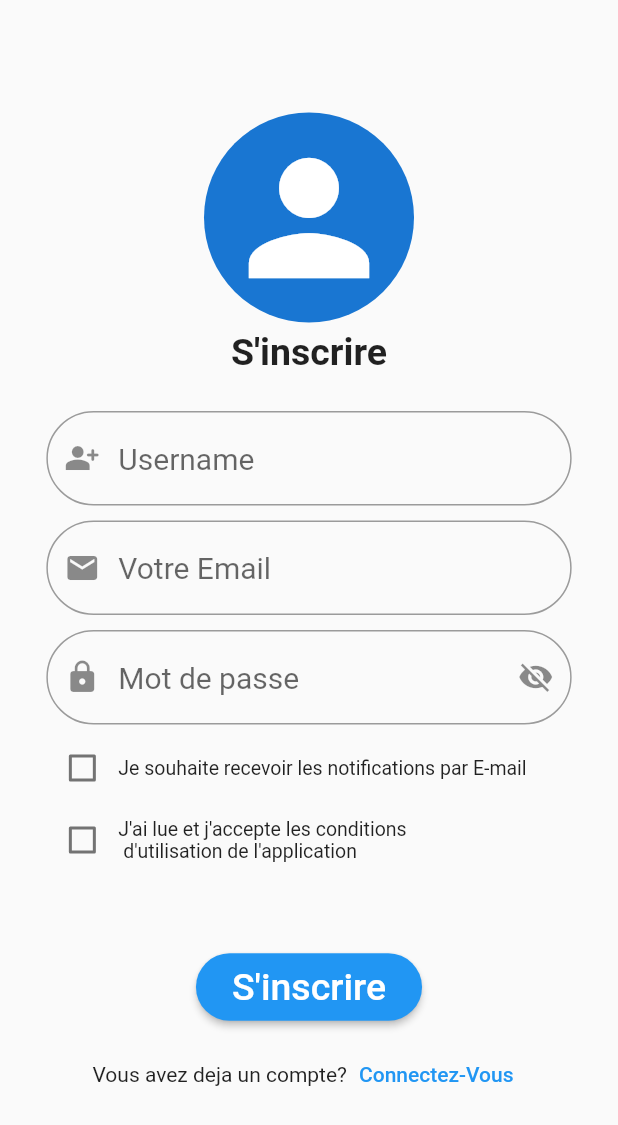
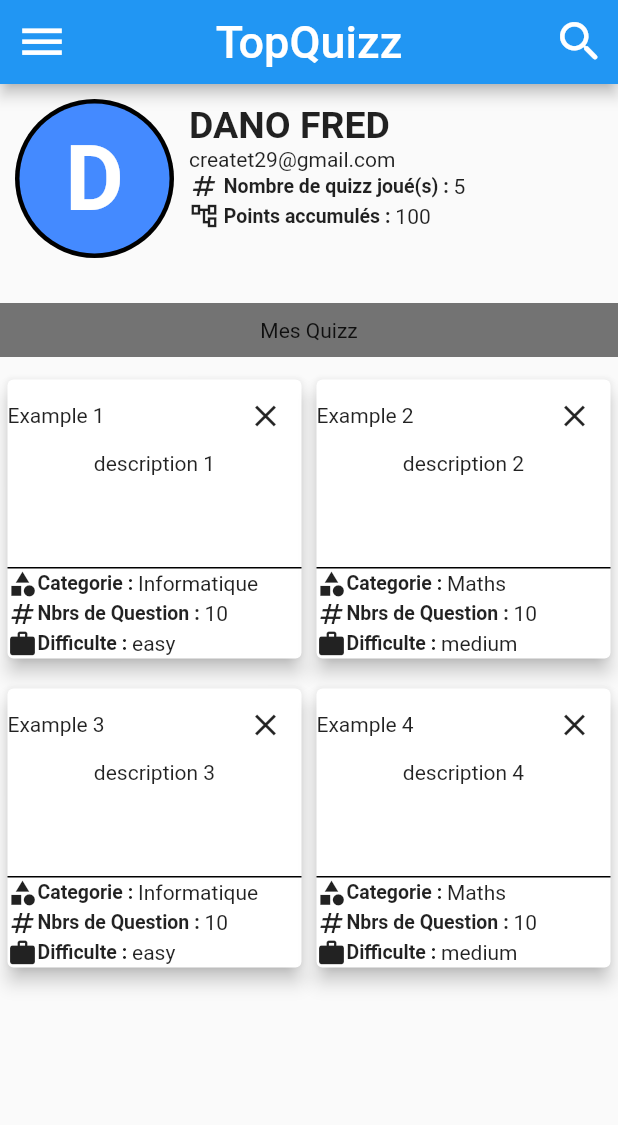
Before and after one commit to danofred00/TopQuizzApp, a Flutter app: the screen it shows after launch, on a phone screen of 412 x 824 dp. Shown: the top 1125 px of the screen. Run offline on Flutter 3.47's test engine with Material 2 defaults, Android fonts, the phone set to English and light mode, and no system bars.

Commit message:
Adding headerBar and Ui HomeScreen (part1)

```diff
--- a/lib/main.dart
+++ b/lib/main.dart
@@ -1,7 +1,6 @@
 import 'package:flutter/material.dart';
-import 'package:top_quizz_project/screens/sign_screen/forgot_pwd_screen.dart';
-import 'package:top_quizz_project/screens/sign_screen/sign_in_screen.dart';
-import 'package:top_quizz_project/screens/sign_screen/sign_up_screen.dart';
+import 'package:top_quizz_project/screens/ui/ui.dart';
+//import 'screens/sign/forgot_pwd_screen.dart';
 
 void main() {
   runApp(const MyApp());
@@ -19,7 +18,8 @@
         primarySwatch: Colors.blue,
       ),
       debugShowCheckedModeBanner: false,
-      home: const SignUpPage(),
+      //home: const ForgotPasswdordPage(),
+      home: const UiScreen(),
     );
   }
 }
--- /dev/null
+++ b/lib/screens/ui/home/home_components.dart
@@ -0,0 +1,193 @@
+import 'package:flutter/material.dart';
+
+class QuizzStatsPreviewer extends StatelessWidget {
+  final String imagePath;
+  final String username;
+  final String email;
+  const QuizzStatsPreviewer({
+    this.imagePath = '',
+    required this.username,
+    required this.email
+  });
+
+  //bool _showImage = image_path.isEmpty ? false : true;
+
+  @override
+  Widget build(BuildContext context) {
+    return Row(
+      children: [
+        // User's Image
+        Container(
+          decoration: BoxDecoration(
+            shape: BoxShape.circle,
+            color: Colors.black
+          ),
+          padding: EdgeInsets.all(3.0),
+          margin: EdgeInsets.symmetric(horizontal: 10),
+          child: CircleAvatar(
+            backgroundColor: Colors.blueAccent,
+            child: Text(
+              username[0],
+              style: TextStyle(
+                  color: Colors.white, fontSize: 60, fontWeight: FontWeight.bold),
+            ),
+            radius: 50,
+          ),
+        ),
+
+        /*
+        Container(
+          alignment: Alignment.center,
+          width: 100,
+          height: 100,
+          margin: EdgeInsets.symmetric(horizontal: 10),
+          decoration: BoxDecoration(
+              color: Colors.blue,
+              shape: BoxShape.circle,
+              image: image_path.isEmpty
+                  ? null
+                  : DecorationImage(
+                      image: AssetImage(image_path),
+                    )),
+          child: image_path.isEmpty
+              ? Text(
+                  username[0],
+                  style: TextStyle(
+                      color: Colors.white,
+                      fontSize: 60,
+                      fontWeight: FontWeight.bold),
+                )
+              : null,
+        ),
+
+        */
+
+        // User's Stats
+        Expanded(
+            child: Container(
+          height: 100,
+          child: Column(
+            crossAxisAlignment: CrossAxisAlignment.start,
+            children: [
+              Text(username.toUpperCase(), style: TextStyle(fontSize: 25, fontWeight: FontWeight.bold),),
+              Text(email),
+              _itemColumn3(
+                cText: " Nombre de quizz joué(s) : ",
+                bText: "5",
+                iconData: Icons.numbers
+              ),
+
+              _itemColumn3(
+                cText: " Points accumulés : ",
+                bText: "100",
+                iconData: Icons.account_tree_outlined
+              ),
+            ],
+          ),
+        ))
+      ],
+    );
+  }
+}
+
+
+// QuizzPreviewerBox
+class QuizzPreviewerBox extends StatelessWidget {
+
+  final String title;
+  final String description;
+  final Function()? onCloseButtonClick;
+  final String category;
+  final int questionCount;
+  final String difficulty;
+
+  final double width;
+  final double height;
+  final double elevation;
+
+  // Constructor
+  const QuizzPreviewerBox({
+    super.key,
+    this.width = 150,               // width of the box
+    this.height = 200,              // height of the box
+    this.elevation = 2,             // elevation's Shadow of the box
+    required this.title,            // title of the quizz
+    required this.description,      // description of the quizz
+    required this.category,         // category of the quizz
+    required this.questionCount,   // number of question of the quizz
+    required this.difficulty,       // difficulty of the quizz
+    this.onCloseButtonClick, // width of the box
+  });
+
+  @override
+  Widget build(BuildContext context) {
+    return Card(
+      margin: const EdgeInsets.all(5),
+      elevation: elevation,
+      child: Container(
+        height: height,
+        child: Column(
+          children: [
+            // header
+            Row(
+              children: [
+                Expanded(child: Text(title)),
+                IconButton(onPressed: onCloseButtonClick, icon: const Icon(Icons.close))
+              ],
+            ),
+
+            // body
+            Expanded(
+                child: Wrap(
+              children: [Text(description)],
+            )),
+            // footer
+            Container(
+              decoration: const BoxDecoration(border: Border(top: BorderSide())),
+              child: Column(
+                crossAxisAlignment: CrossAxisAlignment.start,
+                children: [
+                  _itemColumn3(
+                    iconData: Icons.category,
+                    cText: "Categorie : ",
+                    bText: category,
+                  ),
+                  _itemColumn3(
+                    iconData: Icons.numbers,
+                    cText: "Nbrs de Question : ",
+                    bText: questionCount.toString(),
+                  ),
+                  _itemColumn3(
+                    iconData: Icons.work,
+                    cText: "Difficulte : ",
+                    bText: difficulty
+                  ),
+                ],
+              ),
+            )
+          ],
+        ),
+      ),
+    );
+  }
+}
+
+Widget _itemColumn3({
+  required IconData iconData,
+  double iconSize = 20,
+  required String cText,
+  required String bText,
+  double txtfontSize=13,
+  })  {
+
+  return Row(
+    children: [
+      Icon(iconData, size: iconSize),
+      Text(cText, style: TextStyle(
+        fontWeight: FontWeight.bold,
+        fontSize: txtfontSize,
+      ),),
+      Text(bText)
+    ],
+  );
+}
--- /dev/null
+++ b/lib/screens/ui/home/home_screen.dart
@@ -0,0 +1,105 @@
+
+import 'package:flutter/material.dart';
+import 'home_components.dart';
+
+List<Map<String, dynamic>> _UserQuizzList = [
+  {
+    'title': "Example 1",
+    'description': "description 1",
+    'question_count':10,
+    'difficulty':'easy',
+    'category': 'Informatique'
+  },
+  {
+    'title': "Example 2",
+    'description': "description 2",
+    'question_count':10,
+    'difficulty':'medium',
+    'category': 'Maths'
+  },
+  {
+    'title': "Example 3",
+    'description': "description 3",
+    'question_count':10,
+    'difficulty':'easy',
+    'category': 'Informatique'
+  },
+  {
+    'title': "Example 4",
+    'description': "description 4",
+    'question_count':10,
+    'difficulty':'medium',
+    'category': 'Maths'
+  },
+];
+
+String username = "Dano Fred";
+String email = "createt29@gmail.com";
+
+class UiHomePage extends StatefulWidget {
+  const UiHomePage({super.key});
+
+  @override
+  State<UiHomePage> createState() => _UiHomePageState();
+}
+
+class _UiHomePageState extends State<UiHomePage> {
+  @override
+  Widget build(BuildContext context) {
+    return Column(
+      children: [
+
+        // container pour les stats
+        Container(
+          margin: EdgeInsets.only(bottom: 20),
+          padding: EdgeInsets.symmetric(vertical: 10),
+          child: QuizzStatsPreviewer(
+            username: username,
+            email: email,
+          ),
+        ),
+
+        // User's quizz
+        Column(
+          children: [
+            Container(
+              color: Colors.black54,
+              alignment: Alignment.center,
+              child: Text('Mes Quizz'),
+              padding: const EdgeInsets.all(10),
+            )
+          ],
+        ),
+
+        // quizzPreview Area
+        Expanded(
+          child: Container(
+            height: double.infinity,
+            child: _UserQuizzList.isEmpty ?
+
+              Container(
+                alignment: Alignment.center,
+                child: const Text("Aucun Quizz crée"),
+              ) : GridView.count(
+              crossAxisCount: 2,
+              children: _UserQuizzList.map((e) {
+                return Container(
+                  margin: EdgeInsets.only(top: 10),
+                  child: QuizzPreviewerBox(
+                    title: e['title'],
+                    description: e['description'],
+                    category: e['category'],
+                    difficulty: e['difficulty'],
+                    questionCount: e['question_count'],
+                    onCloseButtonClick: () {},
+                    elevation: 5,
+                  ),
+                );
+              }).toList(),
+            ),
+          ),
+        )
+      ],
+    );
+  }
+}
--- /dev/null
+++ b/lib/screens/ui/ui.dart
@@ -0,0 +1,20 @@
+
+import 'package:flutter/material.dart';
+import 'ui_components.dart';
+import 'home/home_screen.dart';
+
+class UiScreen extends StatelessWidget {
+  const UiScreen({super.key});
+
+  @override
+  Widget build(BuildContext context) {
+    return Scaffold(
+      appBar: myAppBar(
+        'TopQuizz',
+        onPressedMenu: (){},
+        onPressedSearch: (){},
+      ),
+      body: const UiHomePage(),
+    );
+  }
+}
--- /dev/null
+++ b/lib/screens/ui/ui_components.dart
@@ -0,0 +1,33 @@
+
+import 'package:flutter/material.dart';
+
+// my custo, appbar
+AppBar myAppBar(String title, {void Function()? onPressedMenu, void Function()? onPressedSearch}) {
+
+  // default icoinSized value
+  const double iconsSized = 35;
+  const double titleSized = 30;
+
+  return AppBar(
+    // menu button
+    leading: IconButton(
+      iconSize: iconsSized,
+      icon: const Icon(Icons.menu),
+      onPressed: onPressedMenu,
+    ),
+
+    // appTitle
+    centerTitle: true,
+    title: Text(title, style: const TextStyle(fontSize: titleSized),),
+    actions: <Widget>[
+
+      // search button
+      IconButton(
+        tooltip: "Rechercher",
+        iconSize: iconsSized,
+        icon: const Icon(Icons.search_rounded),
+        onPressed: onPressedSearch,
+      ),
+    ],
+  );
+}
--- a/pubspec.yaml
+++ b/pubspec.yaml
@@ -60,9 +60,9 @@
   uses-material-design: true
 
   # To add assets to your application, add an assets section, like this:
-  # assets:
-  #   - images/a_dot_burr.jpeg
-  #   - images/a_dot_ham.jpeg
+assets:
+  - assets/images/user-default.png
+  # - images/a_dot_ham.jpeg
 
   # An image asset can refer to one or more resolution-specific "variants", see
   # https://flutter.dev/assets-and-images/#resolution-aware
```
Also changed, not shown: assets/images/user-default.png (added), lib/screens/sign/forgot_pwd_screen.dart (renamed from lib/screens/sign_screen/forgot_pwd_screen.dart), lib/screens/sign/global_components.dart (renamed from lib/screens/sign_screen/global_components.dart), lib/screens/sign/sign_in_screen.dart (renamed from lib/screens/sign_screen/sign_in_screen.dart), lib/screens/sign/sign_up_screen.dart (renamed from lib/screens/sign_screen/sign_up_screen.dart).
